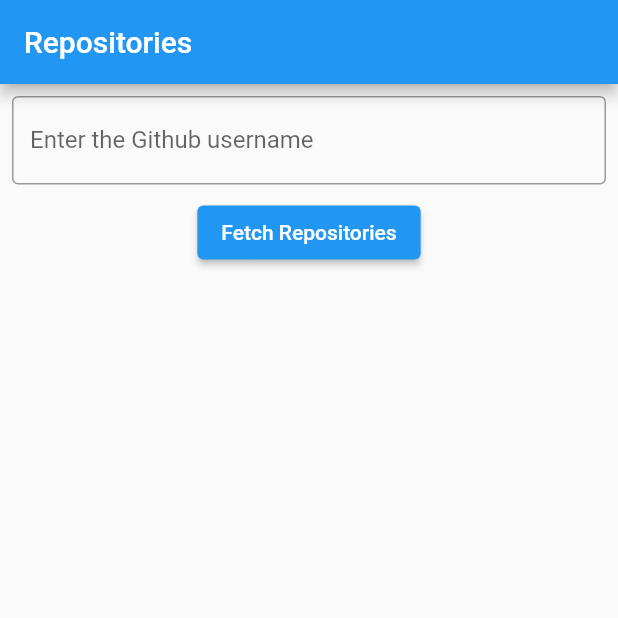
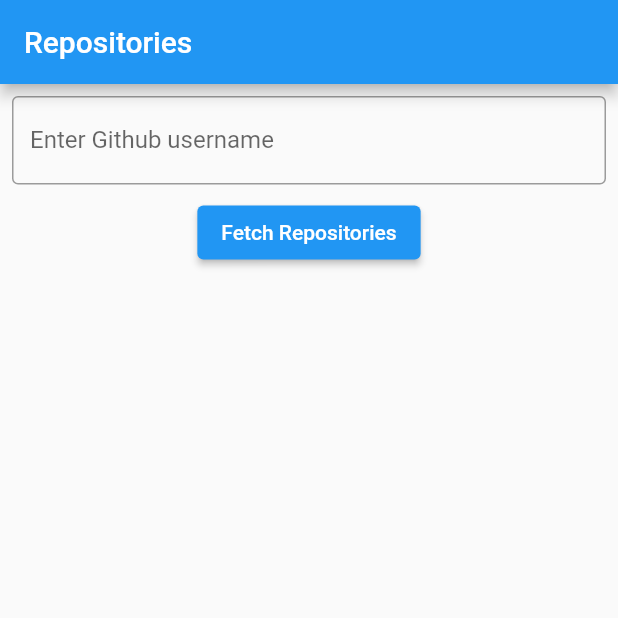
Before and after one commit to Mahi4Desh/urban_match, a Flutter app: the screen it shows after launch, on a phone screen of 412 x 824 dp, the top half of it. Run offline on Flutter 3.47's test engine with Material 2 defaults, Android fonts, the light colour scheme and no system bars.

Commit message:
Minor changes in projects

```diff
--- a/lib/main.dart
+++ b/lib/main.dart
@@ -72,7 +72,7 @@ class _RepositoryListState extends State<RepositoryList> {
               child: TextField(
                 controller: _usernameController,
                 decoration: const InputDecoration(
-                  labelText: "Enter the Github username",
+                  labelText: "Enter Github username",
                   border: OutlineInputBorder(),
                 ),
               ),
```
